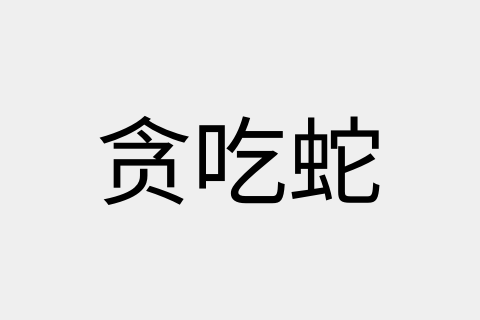
Above: Snake_1/widget.ui from Casdos/Gluttonous-snake before the change; both pictures show x 184 to 664 and y 109 to 429 of the 1200 by 900 pixel window. Below: the same form after it.
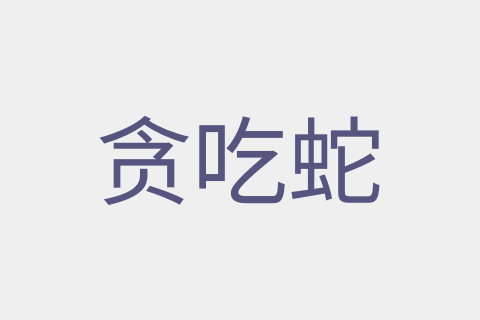
That is the form after the change.

```diff
--- a/Snake_1/widget.ui
+++ b/Snake_1/widget.ui
@@ -54,7 +54,7 @@
     </rect>
    </property>
    <property name="text">
-    <string>&lt;html&gt;&lt;head/&gt;&lt;body&gt;&lt;p&gt;&lt;span style=&quot; font-size:72pt;&quot;&gt;贪吃蛇&lt;/span&gt;&lt;/p&gt;&lt;/body&gt;&lt;/html&gt;</string>
+    <string>&lt;html&gt;&lt;head/&gt;&lt;body&gt;&lt;p&gt;&lt;span style=&quot; font-size:72pt; color:#55557f;&quot;&gt;贪吃蛇&lt;/span&gt;&lt;/p&gt;&lt;/body&gt;&lt;/html&gt;</string>
    </property>
   </widget>
  </widget>
```
Left out of the diff: 2 changed lines with no effect on the pictures.
